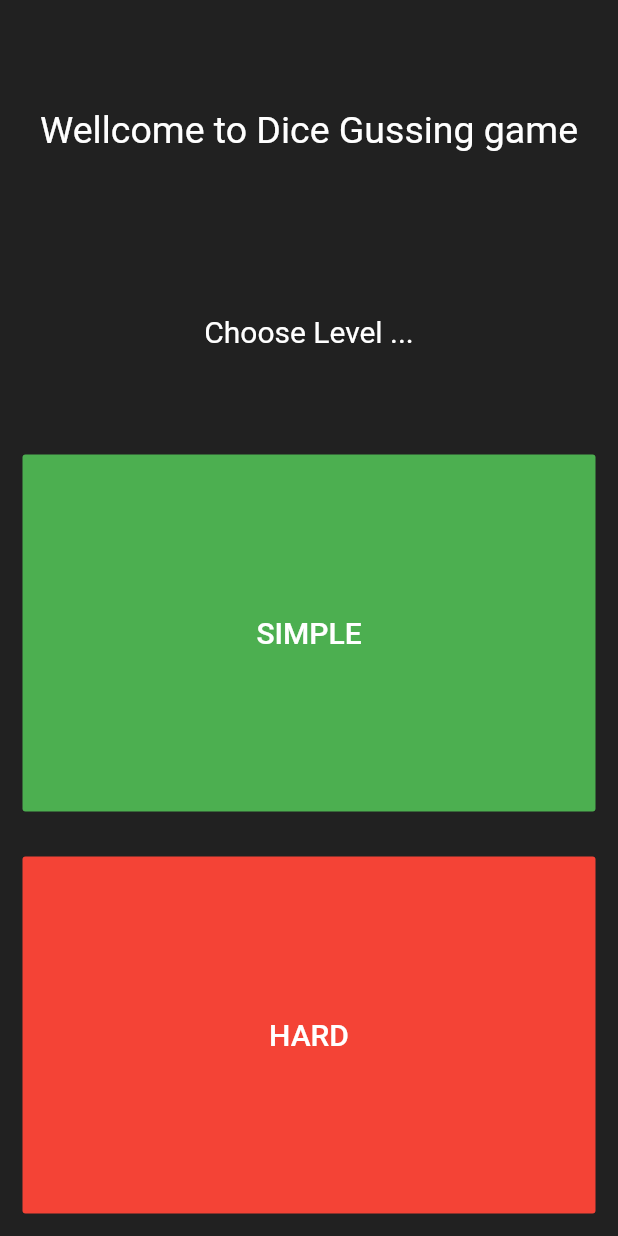
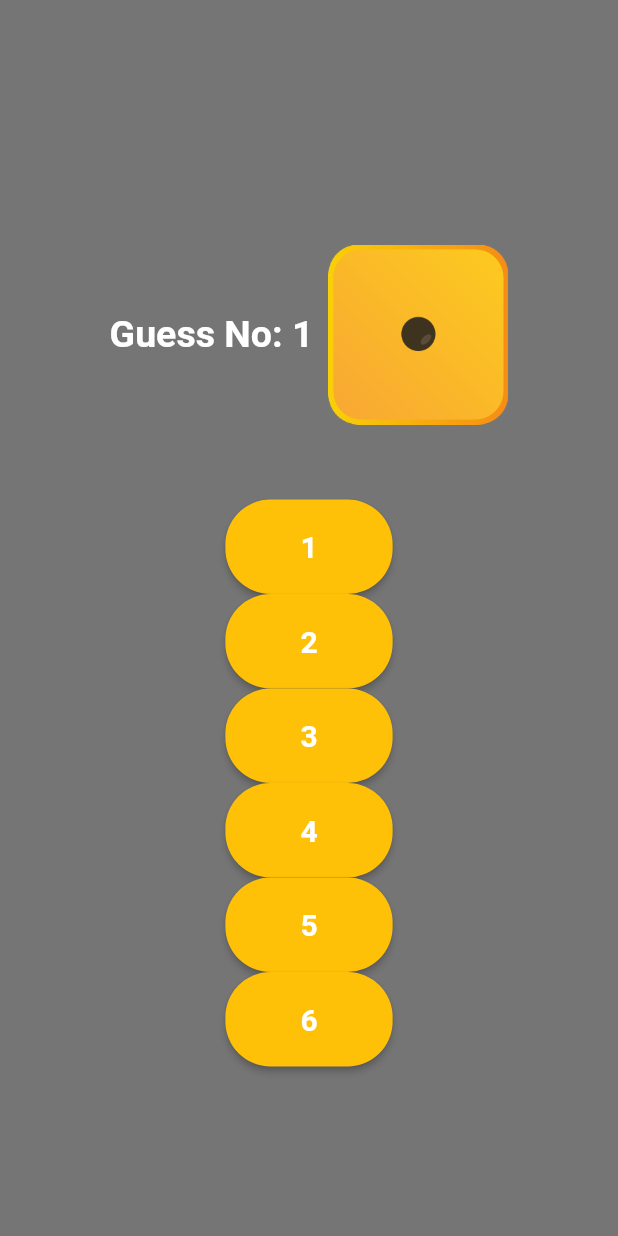
Before and after one commit to razasaddiqi/DiceGuessingGame, a Flutter app: the screen it shows after launch, after a tap on "HARD", on a phone screen of 412 x 824 dp. Run offline on Flutter 3.47's test engine with Material 2 defaults, Android fonts, the phone set to English and light mode, and no system bars; missing offline and left inert: animated_dialog_box.

Commit message:
Added Hard Level ...

```diff
--- a/lib/Hard.dart
+++ b/lib/Hard.dart
@@ -0,0 +1,261 @@
+import 'package:flutter/material.dart';
+import 'dart:math';
+import 'package:animated_dialog_box/animated_dialog_box.dart';
+import 'package:flutter/widgets.dart';
+
+class Hard extends StatefulWidget {
+  @override
+  _DiceState createState() => _DiceState();
+}
+
+class _DiceState extends State<Hard> {
+  AssetImage one = AssetImage("images/one.png");
+  AssetImage two = AssetImage("images/two.png");
+  AssetImage three = AssetImage("images/three.png");
+  AssetImage four = AssetImage("images/four.png");
+  AssetImage five = AssetImage("images/five.png");
+  AssetImage six = AssetImage("images/six.png");
+
+  AssetImage HomeImage1;
+
+  List<int> _selected = new List(5);
+  static int i = 0;
+  int s =0 ;
+  List<int> random = new List(5);
+
+  @override
+  void initState() {
+    super.initState();
+    setState(() {
+      i = 0;
+      HomeImage1 = one;
+    });
+  }
+
+  void diceChanger() async {
+
+    if (i == 6) {
+      int t = 0;
+      int f = 0;
+      for (int j = 0; j < 6; j++) {
+        if (_selected[j] == random[j]) {
+          t++;
+        } else {
+          f++;
+        }
+      }
+      await animated_dialog_box.showRotatedAlert(
+          title: Center(
+              child: Text(
+            "Result",
+            style: TextStyle(fontSize: 25.0),
+          )),
+          // IF YOU WANT TO ADD
+          context: context,
+          firstButton: MaterialButton(
+            // FIRST BUTTON IS REQUIRED
+            shape: RoundedRectangleBorder(
+              borderRadius: BorderRadius.circular(40),
+            ),
+            color: Colors.white,
+            child: Text('Ok'),
+            onPressed: () {
+              Navigator.of(context).pop();
+            },
+          ),
+          yourWidget: Container(
+            child: Column(
+              children: [
+                Text("Right : " + t.toString()),
+                Text("Wrrong : " + f.toString()),
+              ],
+            ),
+          ));
+    }
+  }
+
+  @override
+  Widget build(BuildContext context) {
+    return Scaffold(
+      backgroundColor: Colors.black54,
+      body: Container(
+        child: Center(
+          child: Column(
+            mainAxisAlignment: MainAxisAlignment.center,
+            children: <Widget>[
+              Container(
+                margin: EdgeInsets.fromLTRB(20.0, 50.0, 20.0, 0.0),
+                child: Row(
+                  crossAxisAlignment: CrossAxisAlignment.center,
+                  mainAxisAlignment: MainAxisAlignment.center,
+                  children: <Widget>[
+                    Center(child: Text("Guess No: " + (i+1).toString(), style: TextStyle(
+                      color: Colors.white,
+                      fontWeight: FontWeight.bold,
+                      fontSize: 25.0,
+                    ),)),
+                    SizedBox(width: 10.0,),
+                    Image(
+                      image: HomeImage1,
+                      width: 120.0,
+                      height: 120.0,
+                    ),
+                  ],
+                ),
+              ),
+              Container(
+                margin: EdgeInsets.only(top: 50.0),
+                child: Column(
+                  children: [
+                    RaisedButton(
+                      padding: EdgeInsets.fromLTRB(50.0, 20.0, 50.0, 20.0),
+                      child: Text(
+                        '1',
+                        textAlign: TextAlign.center,
+                        style: TextStyle(
+                          color: Colors.white,
+                          fontWeight: FontWeight.bold,
+                          fontSize: 20.0,
+                        ),
+                      ),
+                      color: Colors.amber,
+                      onPressed: (){
+                        setState(() {
+                          random[i] = (1 + Random().nextInt(6));
+                          _selected[i] = 1;
+                          i++;
+                        });
+
+                      },
+                      shape: RoundedRectangleBorder(
+                        borderRadius: BorderRadius.circular(30.0),
+                      ),
+                    ),
+                    RaisedButton(
+                      padding: EdgeInsets.fromLTRB(50.0, 20.0, 50.0, 20.0),
+                      child: Text(
+                        '2',
+                        textAlign: TextAlign.center,
+                        style: TextStyle(
+                          color: Colors.white,
+                          fontWeight: FontWeight.bold,
+                          fontSize: 20.0,
+                        ),
+                      ),
+                      color: Colors.amber,
+                      onPressed: (){
+                        setState(() {
+                          random[i] = (1 + Random().nextInt(6));
+                          _selected[i] = 2;
+                          i++;
+                        });
+                      },
+                      shape: RoundedRectangleBorder(
+                        borderRadius: BorderRadius.circular(30.0),
+                      ),
+                    ),
+                    RaisedButton(
+                      padding: EdgeInsets.fromLTRB(50.0, 20.0, 50.0, 20.0),
+                      child: Text(
+                        '3',
+                        textAlign: TextAlign.center,
+                        style: TextStyle(
+                          color: Colors.white,
+                          fontWeight: FontWeight.bold,
+                          fontSize: 20.0,
+                        ),
+                      ),
+                      color: Colors.amber,
+                      onPressed: (){
+                        setState(() {
+                          random[i] = (1 + Random().nextInt(6));
+                          _selected[i] = 3;
+                          i++;
+                        });
+                      },
+                      shape: RoundedRectangleBorder(
+                        borderRadius: BorderRadius.circular(30.0),
+                      ),
+                    ),
+                    RaisedButton(
+                      padding: EdgeInsets.fromLTRB(50.0, 20.0, 50.0, 20.0),
+                      child: Text(
+                        '4',
+                        textAlign: TextAlign.center,
+                        style: TextStyle(
+                          color: Colors.white,
+                          fontWeight: FontWeight.bold,
+                          fontSize: 20.0,
+                        ),
+                      ),
+                      color: Colors.amber,
+                      onPressed: (){
+                        setState(() {
+                          random[i] = (1 + Random().nextInt(6));
+                          _selected[i] = 4;
+                          i++;
+                          if(i==6){
+                            diceChanger();
+                          }
+                        });
+                      },
+                      shape: RoundedRectangleBorder(
+                        borderRadius: BorderRadius.circular(30.0),
+                      ),
+                    ),
+                    RaisedButton(
+                      padding: EdgeInsets.fromLTRB(50.0, 20.0, 50.0, 20.0),
+                      child: Text(
+                        '5',
+                        textAlign: TextAlign.center,
+                        style: TextStyle(
+                          color: Colors.white,
+                          fontWeight: FontWeight.bold,
+                          fontSize: 20.0,
+                        ),
+                      ),
+                      color: Colors.amber,
+                      onPressed: (){
+                        setState(() {
+                          random[i] = (1 + Random().nextInt(6));
+                          _selected[i] = 5;
+                          i++;
+                        });
+                      },
+                      shape: RoundedRectangleBorder(
+                        borderRadius: BorderRadius.circular(30.0),
+                      ),
+                    ),
+                    RaisedButton(
+                      padding: EdgeInsets.fromLTRB(50.0, 20.0, 50.0, 20.0),
+                      child: Text(
+                        '6',
+                        textAlign: TextAlign.center,
+                        style: TextStyle(
+                          color: Colors.white,
+                          fontWeight: FontWeight.bold,
+                          fontSize: 20.0,
+                        ),
+                      ),
+                      color: Colors.amber,
+                      onPressed: (){
+                        setState(() {
+                          random[i] = (1 + Random().nextInt(6));
+                          _selected[i] = 6;
+                          i++;
+                        });
+                      },
+                      shape: RoundedRectangleBorder(
+                        borderRadius: BorderRadius.circular(30.0),
+                      ),
+                    ),
+                  ],
+                ),
+              ),
+            ],
+          ),
+        ),
+      ),
+    );
+  }
+}
--- a/lib/main.dart
+++ b/lib/main.dart
@@ -85,8 +85,10 @@ class _MyHomePageState extends State<MyHomePage> {
                   ),
                 ),
                 onPressed: () {
-
-
+                  Navigator.push(
+                      context,
+                      MaterialPageRoute(builder: (context) => Hard()),
+                  );
                 },
               ),
             ),
```
